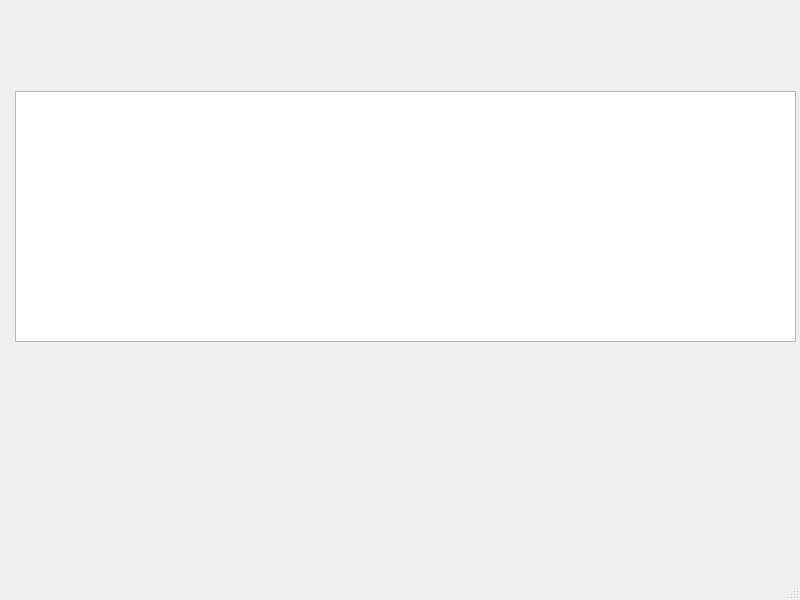
The window that mainwindow.ui (mtparet/DragDropQtMVC) describes before a commit, drawn with Qt 5.
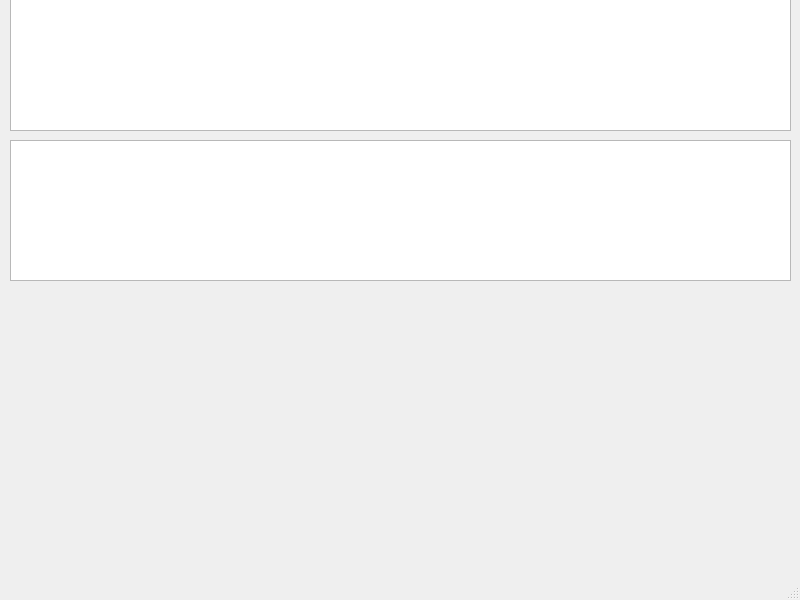
The same window after the commit. Custom widgets are drawn as their Qt base class.

```diff
--- a/mainwindow.ui
+++ b/mainwindow.ui
@@ -17,10 +17,23 @@
    <widget class="MyBaseListView" name="listView">
     <property name="geometry">
      <rect>
-      <x>15</x>
-      <y>91</y>
+      <x>10</x>
+      <y>-10</y>
       <width>781</width>
-      <height>251</height>
+      <height>141</height>
+     </rect>
+    </property>
+    <property name="flow">
+     <enum>QListView::LeftToRight</enum>
+    </property>
+   </widget>
+   <widget class="MyBaseListView" name="listView_2">
+    <property name="geometry">
+     <rect>
+      <x>10</x>
+      <y>140</y>
+      <width>781</width>
+      <height>141</height>
      </rect>
     </property>
     <property name="flow">
```
Left out of the diff: 2 changed lines with no effect on the pictures.
